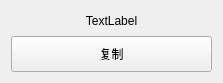
Old version of the form singleElement.ui in the repository qianyingshuo/QuickPrompt.
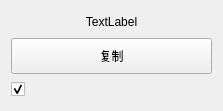
New version of the form. Icons and pictures are not drawn.

Commit message: add translator file, add BingAi net get

Patch:
```diff
--- a/singleElement.ui
+++ b/singleElement.ui
@@ -7,7 +7,7 @@
     <x>0</x>
     <y>0</y>
     <width>223</width>
-    <height>83</height>
+    <height>111</height>
    </rect>
   </property>
   <property name="sizePolicy">
@@ -73,6 +73,85 @@
      </property>
     </widget>
    </item>
+   <item>
+    <layout class="QHBoxLayout" name="whichAILayout">
+     <item>
+      <widget class="QCheckBox" name="BingAI">
+       <property name="styleSheet">
+        <string notr="true"/>
+       </property>
+       <property name="text">
+        <string/>
+       </property>
+       <property name="iconSize">
+        <size>
+         <width>48</width>
+         <height>48</height>
+        </size>
+       </property>
+       <property name="checked">
+        <bool>true</bool>
+       </property>
+      </widget>
+     </item>
+     <item>
+      <widget class="QLabel" name="label">
+       <property name="sizePolicy">
+        <sizepolicy hsizetype="Fixed" vsizetype="Fixed">
+         <horstretch>0</horstretch>
+         <verstretch>0</verstretch>
+        </sizepolicy>
+       </property>
+       <property name="minimumSize">
+        <size>
+         <width>20</width>
+         <height>20</height>
+        </size>
+       </property>
+       <property name="maximumSize">
+        <size>
+         <width>20</width>
+         <height>20</height>
+        </size>
+       </property>
+       <property name="baseSize">
+        <size>
+         <width>20</width>
+         <height>20</height>
+        </size>
+       </property>
+       <property name="lineWidth">
+        <number>0</number>
+       </property>
+       <property name="text">
+        <string/>
+       </property>
+       <property name="pixmap">
+        <pixmap resource="qpres.qrc">:/icon/res/icons8-bing-48.png</pixmap>
+       </property>
+       <property name="scaledContents">
+        <bool>true</bool>
+       </property>
+       <property name="alignment">
+        <set>Qt::AlignLeading|Qt::AlignLeft|Qt::AlignTop</set>
+       </property>
+      </widget>
+     </item>
+     <item>
+      <spacer name="horizontalSpacer">
+       <property name="orientation">
+        <enum>Qt::Horizontal</enum>
+       </property>
+       <property name="sizeHint" stdset="0">
+        <size>
+         <width>40</width>
+         <height>20</height>
+        </size>
+       </property>
+      </spacer>
+     </item>
+    </layout>
+   </item>
   </layout>
  </widget>
  <resources/>
```
Left out of the diff: 4 changed lines with no effect on the pictures. The commit also changes 12 other files.
